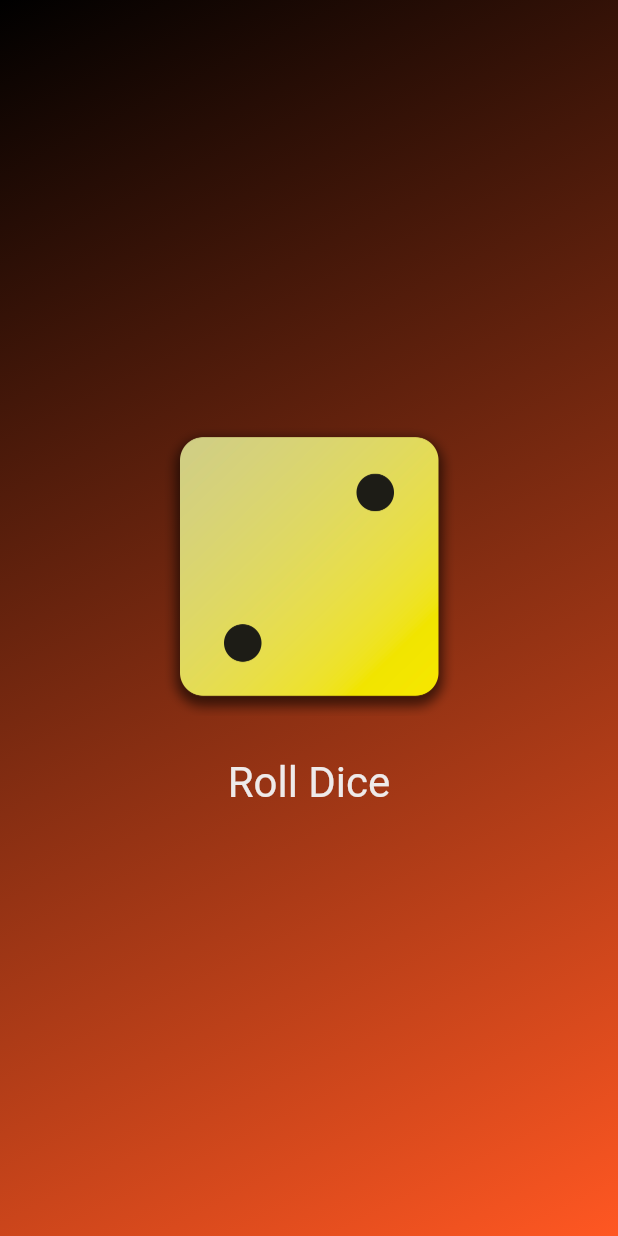
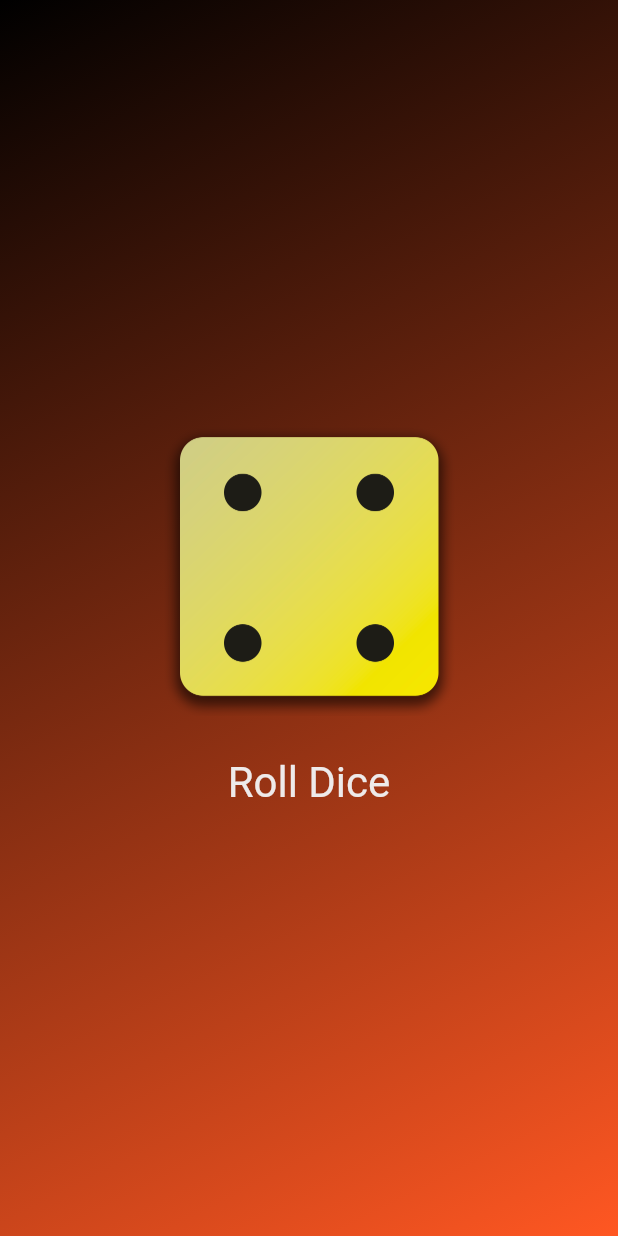
Before and after one commit to AyeshaLoladia/Dice-App, a Flutter app: the screen it shows after launch, after a tap on "Roll Dice", on a phone screen of 412 x 824 dp. Run offline on Flutter 3.47's test engine with Material 3 defaults, Android fonts, the phone set to English and light mode, and no system bars.

Commit message:
first step

```diff
--- /dev/null
+++ b/lib/dice_roller.dart
@@ -0,0 +1,49 @@
+import 'package:flutter/material.dart';
+
+class DiceRoller extends StatefulWidget {
+  DiceRoller({super.key});
+
+  @override
+  State<DiceRoller> createState() {
+    return _DiceRollerState();
+  }
+}
+
+class _DiceRollerState extends State<DiceRoller> {
+  var activeDiceImage = 'assets/images/dice-2.png';
+
+  void rollDice() {
+    setState(() {
+      activeDiceImage = 'assets/images/dice-4.png';
+    });
+  }
+
+  @override
+  Widget build(context) {
+    return Column(
+      mainAxisSize: MainAxisSize.min,
+      children: [
+        Image.asset(
+          activeDiceImage,
+          width: 200,
+        ),
+        const SizedBox(
+          height: 20,
+        ),
+        TextButton(
+          onPressed: rollDice,
+          style: TextButton.styleFrom(
+            // padding: EdgeInsets.all(
+            //   top: 20,
+            // ),
+            foregroundColor: const Color.fromARGB(255, 238, 234, 234),
+            textStyle: const TextStyle(
+              fontSize: 28,
+            ),
+          ),
+          child: const Text('Roll Dice'),
+        )
+      ],
+    );
+  }
+}
--- a/lib/gradient_container.dart
+++ b/lib/gradient_container.dart
@@ -1,19 +1,14 @@
+import 'package:first_app/dice_roller.dart';
 import 'package:flutter/material.dart';
 import 'package:first_app/style_text.dart';
+import 'package:first_app/dice_roller.dart';
 
 const startAlignment = Alignment.topLeft;
 const endAlignment = Alignment.bottomRight;
 
 class GradientContainer extends StatelessWidget {
-  GradientContainer({required this.colors, super.key});
+  const GradientContainer({required this.colors, super.key});
   final List<Color> colors;
-
-  var activeDiceImage = 'assets/images/dice-2.png';
-
-  void rollDice() {
-    activeDiceImage = 'assets/images/dice-4.png';
-    print('Changing image...');
-  }
 
   @override
   Widget build(context) {
@@ -26,31 +21,7 @@ class GradientContainer extends StatelessWidget {
         ),
       ),
       child: Center(
-        child: Column(
-          mainAxisSize: MainAxisSize.min,
-          children: [
-            Image.asset(
-              activeDiceImage,
-              width: 200,
-            ),
-            const SizedBox(
-              height: 20,
-            ),
-            TextButton(
-              onPressed: rollDice,
-              style: TextButton.styleFrom(
-                // padding: EdgeInsets.all(
-                //   top: 20,
-                // ),
-                foregroundColor: const Color.fromARGB(255, 238, 234, 234),
-                textStyle: const TextStyle(
-                  fontSize: 28,
-                ),
-              ),
-              child: const Text('Roll Dice'),
-            )
-          ],
-        ),
+        child: DiceRoller(),
       ),
     );
   }
```
